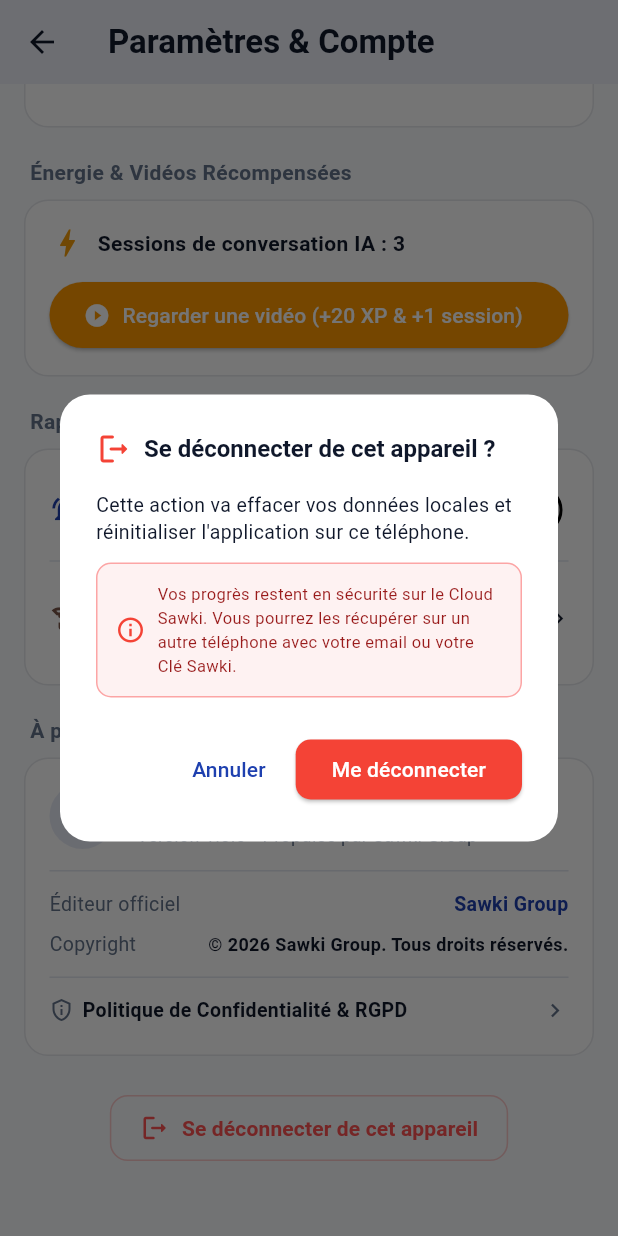
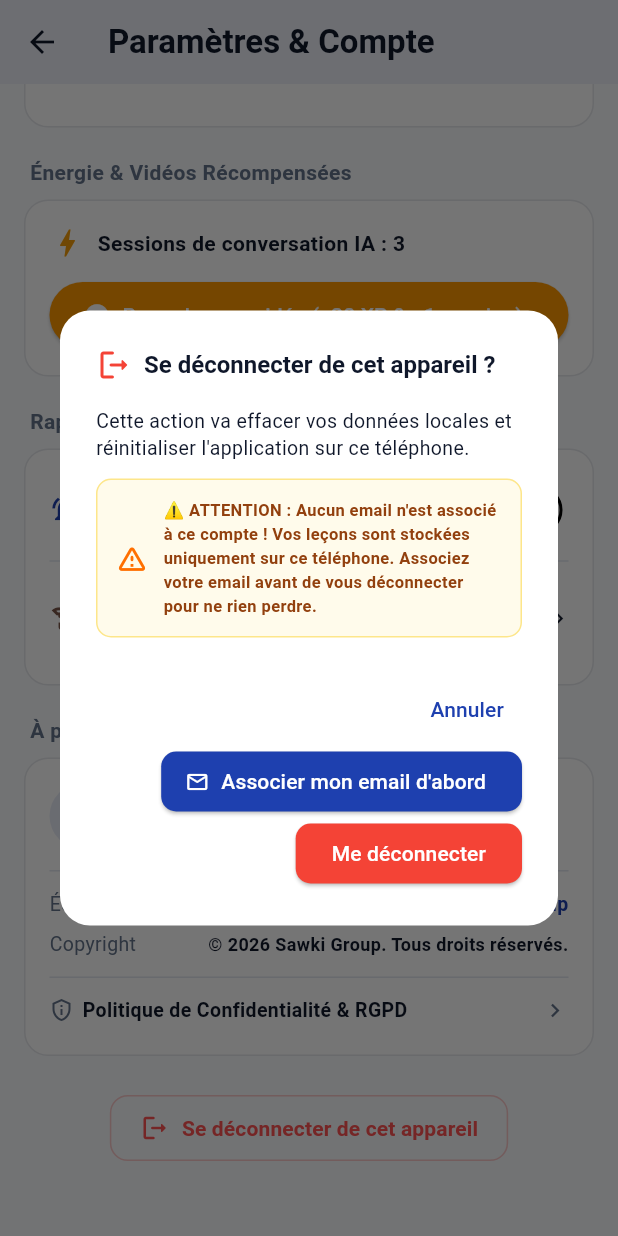
Before and after one commit to raoulib/sawki-english, a Flutter app: the SettingsScreen screen opened directly, scrolled down 1152 dp, after a tap on "Se déconnecter de cet appareil", on a phone screen of 412 x 824 dp. Run offline on Flutter 3.47's test engine with Material 3 defaults, Android fonts, the light colour scheme and no system bars; our stand-ins replace audioplayers, flutter_animate, flutter_local_notifications, flutter_tts, google_mobile_ads, hive_flutter and 3 more; accounts and stored records are empty.

Commit message:
fix: Smart cloud profile merge, logout anti-data-loss protection, and persistence on restore

```diff
--- a/lib/core/providers/app_state_provider.dart
+++ b/lib/core/providers/app_state_provider.dart
@@ -195,6 +195,8 @@ class AppStateProvider extends ChangeNotifier {
     if (restored != null) {
       _profile = restored;
       _mistakes = StorageService.getMistakes();
+      await StorageService.saveUserProfile(_profile);
+      await StorageService.setOnboardingCompleted(true);
       notifyListeners();
       return true;
     }
@@ -207,6 +209,8 @@ class AppStateProvider extends ChangeNotifier {
     if (restored != null) {
       _profile = restored;
       _mistakes = StorageService.getMistakes();
+      await StorageService.saveUserProfile(_profile);
+      await StorageService.setOnboardingCompleted(true);
       notifyListeners();
       return true;
     }
--- a/lib/features/settings/settings_screen.dart
+++ b/lib/features/settings/settings_screen.dart
@@ -229,7 +229,10 @@ class _SettingsScreenState extends State<SettingsScreen> {
             ),
           ],
         ),
-        content: Column(
+        content: Builder(
+          builder: (context) {
+            final hasEmail = provider.profile.email != null && provider.profile.email!.contains('@');
+            return Column(
               mainAxisSize: MainAxisSize.min,
               crossAxisAlignment: CrossAxisAlignment.start,
               children: [
@@ -241,33 +244,65 @@ class _SettingsScreenState extends State<SettingsScreen> {
                 Container(
                   padding: const EdgeInsets.all(12),
                   decoration: BoxDecoration(
-                color: const Color(0xFFFEF2F2),
+                    color: hasEmail ? const Color(0xFFFEF2F2) : const Color(0xFFFFFBEB),
                     borderRadius: BorderRadius.circular(10),
-                border: Border.all(color: const Color(0xFFFCA5A5)),
+                    border: Border.all(
+                      color: hasEmail ? const Color(0xFFFCA5A5) : const Color(0xFFFDE68A),
                     ),
-              child: const Row(
+                  ),
+                  child: Row(
                     children: [
-                  Icon(Icons.info_outline, color: Colors.red, size: 20),
-                  SizedBox(width: 8),
+                      Icon(
+                        hasEmail ? Icons.cloud_done : Icons.warning_amber_rounded,
+                        color: hasEmail ? Colors.green.shade700 : Colors.amber.shade900,
+                        size: 22,
+                      ),
+                      const SizedBox(width: 10),
                       Expanded(
                         child: Text(
-                      'Vos progrès restent en sécurité sur le Cloud Sawki. Vous pourrez les récupérer sur un autre téléphone avec votre email ou votre Clé Sawki.',
-                      style: TextStyle(fontSize: 11, color: Color(0xFF991B1B)),
+                          hasEmail
+                              ? 'Vos progrès (${provider.profile.xp} XP, niveau ${provider.profile.currentLevel}) seront sauvegardés sur le Cloud (${provider.profile.email}) avant la déconnexion.'
+                              : '⚠️ ATTENTION : Aucun email n\'est associé à ce compte ! Vos leçons sont stockées uniquement sur ce téléphone. Associez votre email avant de vous déconnecter pour ne rien perdre.',
+                          style: TextStyle(
+                            fontSize: 11,
+                            color: hasEmail ? const Color(0xFF166534) : const Color(0xFF92400E),
+                            fontWeight: FontWeight.w600,
+                          ),
                         ),
                       ),
                     ],
                   ),
                 ),
               ],
+            );
+          },
         ),
         actions: [
           TextButton(
             onPressed: () => Navigator.pop(dialogCtx),
             child: const Text('Annuler'),
           ),
+          if (provider.profile.email == null || !provider.profile.email!.contains('@'))
+            ElevatedButton.icon(
+              onPressed: () {
+                Navigator.pop(dialogCtx);
+                _showEmailVerificationDialog(context, provider);
+              },
+              icon: const Icon(Icons.email_outlined, size: 16),
+              label: const Text('Associer mon email d\'abord'),
+              style: ElevatedButton.styleFrom(
+                backgroundColor: AppColors.primary,
+                foregroundColor: Colors.white,
+                shape: RoundedRectangleBorder(borderRadius: BorderRadius.circular(10)),
+              ),
+            ),
           ElevatedButton(
             onPressed: () async {
               Navigator.pop(dialogCtx);
+              // Si un email est présent, forcer la sauvegarde Cloud avant d'effacer le local
+              if (provider.profile.email != null && provider.profile.email!.contains('@')) {
+                await provider.syncToCloud();
+              }
               await provider.logoutAndReset();
               if (context.mounted) {
                 Navigator.of(context).pushAndRemoveUntil(
```
Also changed, not shown: lib/core/services/cloud_sync_service.dart (+47 -4 lines). Lines whose indentation alone changed are shown as unchanged.
